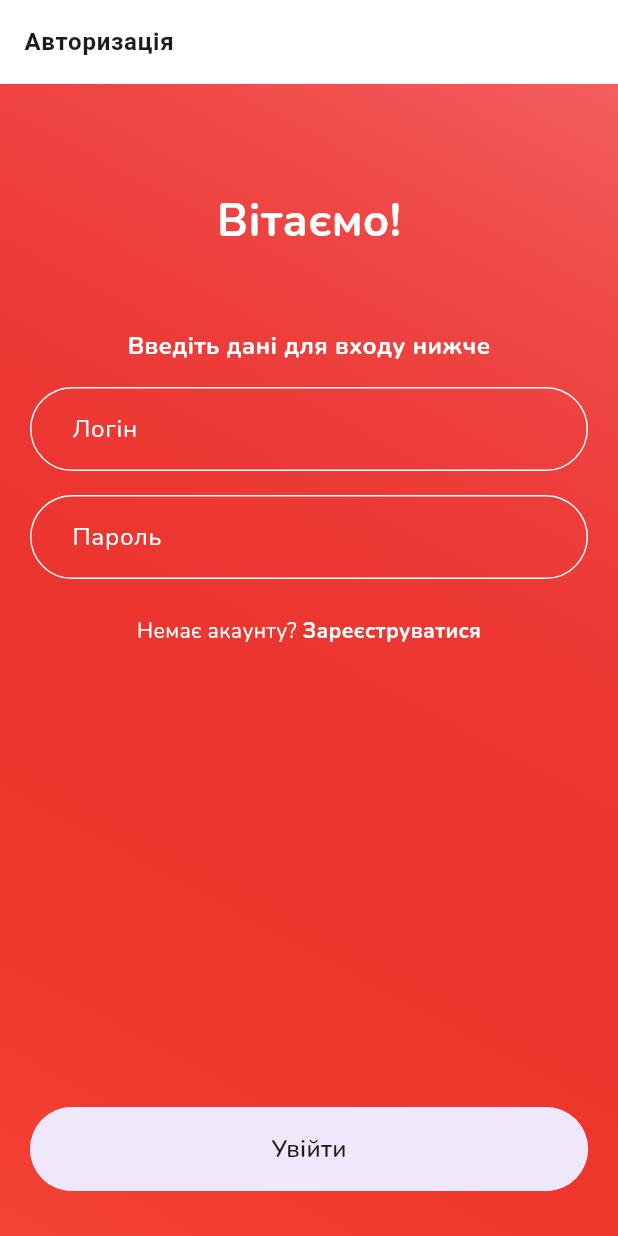
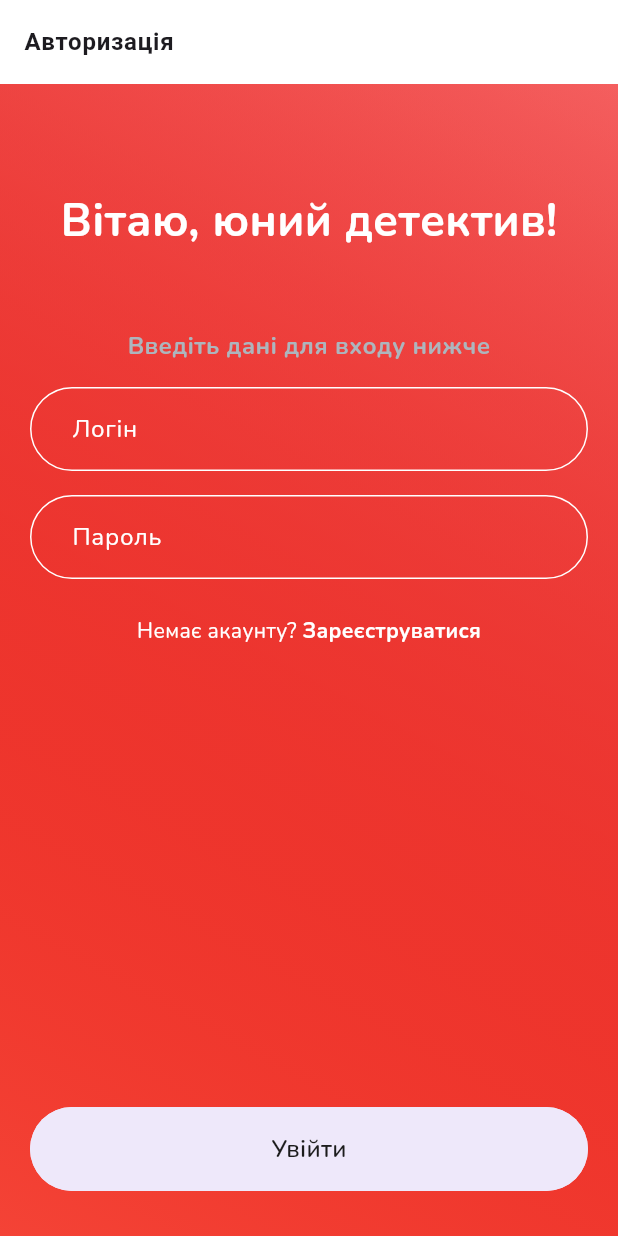
Before and after one commit to Chivas1717/kod-detective, a Flutter app: the screen it shows after launch, after a tap on "Увійти", on a phone screen of 412 x 824 dp. Run offline on Flutter 3.47's test engine with Material 3 defaults, Android fonts, the light colour scheme and no system bars; drawn by our look-alikes of wave; our stand-ins replace bloc, bot_toast, dartz, dio, easy_localization, equatable and 11 more; missing offline and left inert: expand_tap_area, fimber, flutter_app_badger, flutter_code_editor, highlight; network calls fail; statements that could not run were skipped.

Commit message:
feat: final polishing.

```diff
--- a/mobile/lib/features/auth/presentation/blocs/user_cubit/user_cubit.dart
+++ b/mobile/lib/features/auth/presentation/blocs/user_cubit/user_cubit.dart
@@ -86,6 +86,10 @@ class UserCubit extends Cubit<UserState> {
     return false;
   }
 
+  void updateUserAfterLogin(User user) {
+    emit(UserData(user: user));
+  }
+
   // Future<bool> updateUser(UpdatedUserInfo updatedInfo) async {
   //   bool isSuccess = true;
   //   emit(UserLoading(user: state.user));
--- a/mobile/lib/features/auth/presentation/screens/login_screen.dart
+++ b/mobile/lib/features/auth/presentation/screens/login_screen.dart
@@ -11,6 +11,7 @@ import 'package:clean_architecture_template/injection_container.dart';
 import 'package:flutter/material.dart';
 import 'package:flutter_bloc/flutter_bloc.dart';
 import 'package:clean_architecture_template/features/auth/presentation/screens/register_screen.dart';
+import 'package:clean_architecture_template/features/auth/presentation/blocs/user_cubit/user_cubit.dart';
 
 class LoginScreen extends StatefulWidget {
   const LoginScreen({super.key});
@@ -21,6 +22,7 @@ class LoginScreen extends StatefulWidget {
 
 class _LoginScreenState extends State<LoginScreen> {
   late final LoginCubit loginCubit;
+  late final UserCubit userCubit;
   final _formKey = GlobalKey<FormState>();
 
   bool showUsernameError = false;
@@ -37,6 +39,7 @@ class _LoginScreenState extends State<LoginScreen> {
   @override
   void initState() {
     loginCubit = sl();
+    userCubit = sl();
     super.initState();
   }
 
@@ -46,6 +49,8 @@ class _LoginScreenState extends State<LoginScreen> {
         bloc: loginCubit,
         listener: (context, state) {
           if (state is LoginSuccess) {
+            userCubit.updateUserAfterLogin(state.user);
+
             Navigator.of(context).pushAndRemoveUntil(
               FadePageTransition(
                 child: const HomeScreen(),
@@ -78,16 +83,19 @@ class _LoginScreenState extends State<LoginScreen> {
               const SizedBox(height: 30),
               Center(
                 child: Text(
-                  'Вітаємо!',
-                  style:
-                      CTextStyle.titleExtraLarge.copyWith(color: CColors.white),
+                  'Вітаю, юний детектив!',
+                  style: CTextStyle.titleExtraLarge.copyWith(
+                    color: Colors.white,
+                  ),
                 ),
               ),
               const SizedBox(height: 50),
               Center(
                 child: Text(
                   'Введіть дані для входу нижче',
-                  style: CTextStyle.titleMedium.copyWith(color: CColors.white),
+                  style: CTextStyle.titleMedium.copyWith(
+                    color: const Color(0xFFADB5BD),
+                  ),
                   textAlign: TextAlign.center,
                 ),
               ),
--- a/mobile/lib/features/auth/presentation/screens/register_screen.dart
+++ b/mobile/lib/features/auth/presentation/screens/register_screen.dart
@@ -4,6 +4,7 @@ import 'package:clean_architecture_template/core/widgets/buttons/primary_button.
 import 'package:clean_architecture_template/core/widgets/text_fields/outlined_text_field.dart';
 import 'package:clean_architecture_template/core/widgets/transitions/transitions.dart';
 import 'package:clean_architecture_template/features/auth/presentation/blocs/register_cubit/register_cubit.dart';
+import 'package:clean_architecture_template/features/auth/presentation/blocs/user_cubit/user_cubit.dart';
 import 'package:clean_architecture_template/features/auth/presentation/screens/login_screen.dart';
 import 'package:clean_architecture_template/features/auth/presentation/widgets/auth_screens_template.dart';
 import 'package:clean_architecture_template/features/auth/presentation/widgets/custom_app_bar.dart';
@@ -21,6 +22,7 @@ class RegisterScreen extends StatefulWidget {
 
 class _RegisterScreenState extends State<RegisterScreen> {
   late final RegisterCubit registerCubit;
+  late final UserCubit userCubit;
   final _formKey = GlobalKey<FormState>();
 
   bool showUsernameError = false;
@@ -40,6 +42,7 @@ class _RegisterScreenState extends State<RegisterScreen> {
   @override
   void initState() {
     registerCubit = sl();
+    userCubit = sl();
     super.initState();
   }
 
@@ -49,6 +52,8 @@ class _RegisterScreenState extends State<RegisterScreen> {
         bloc: registerCubit,
         listener: (context, state) {
           if (state is RegisterSuccess) {
+            userCubit.updateUserAfterLogin(state.user);
+
             Navigator.of(context).pushReplacement(
               FadePageTransition(child: const HomeScreen()),
             );
@@ -71,7 +76,11 @@ class _RegisterScreenState extends State<RegisterScreen> {
               active: activeButton,
               title: 'Зареєструватися',
               onTap: () {
-                registerCubit.register(usernameController.text, emailController.text, passwordController.text);
+                registerCubit.register(
+                  usernameController.text,
+                  passwordController.text,
+                  emailController.text,
+                );
               },
             ),
             screenTitle: 'Створення акаунту',
@@ -79,15 +88,19 @@ class _RegisterScreenState extends State<RegisterScreen> {
               const SizedBox(height: 30),
               Center(
                 child: Text(
-                  'Вітаємо!',
-                  style: CTextStyle.titleExtraLarge.copyWith(color: CColors.white),
+                  'Вітаю, юний детектив!',
+                  style: CTextStyle.titleExtraLarge.copyWith(
+                    color: Colors.white,
+                  ),
                 ),
               ),
               const SizedBox(height: 50),
               Center(
                 child: Text(
                   'Введіть дані для реєстрації нижче',
-                  style: CTextStyle.titleMedium.copyWith(color: CColors.white),
+                  style: CTextStyle.titleMedium.copyWith(
+                    color: const Color(0xFFADB5BD),
+                  ),
                   textAlign: TextAlign.center,
                 ),
               ),
--- a/mobile/lib/redirector.dart
+++ b/mobile/lib/redirector.dart
@@ -66,6 +66,7 @@ class _RedirectPageState extends State<RedirectPage>
     return BlocConsumer<UserCubit, UserState>(
         bloc: userCubit,
         listener: (context, state) async {
+          print('state is $state');
           if (state is UserData) {
             Navigator.of(context).pushAndRemoveUntil(
               FadePageTransition(
@@ -73,7 +74,7 @@ class _RedirectPageState extends State<RedirectPage>
               ),
               (route) => false,
             );
-          } else if (state is UserUnregistered) {
+          } else if (state is UserUnregistered || state is UserInitial) {
             Navigator.of(context).pushAndRemoveUntil(
               FadePageTransition(
                 child: const RegisterScreen(),
```
Also changed, not shown: mobile/lib/features/tests/domain/entities/test_result.dart (+1 -1 lines), mobile/lib/features/tests/presentation/screens/home_screen.dart (+10 -0 lines), mobile/lib/features/tests/presentation/widgets/test_completion_card.dart (+3 -2 lines).
